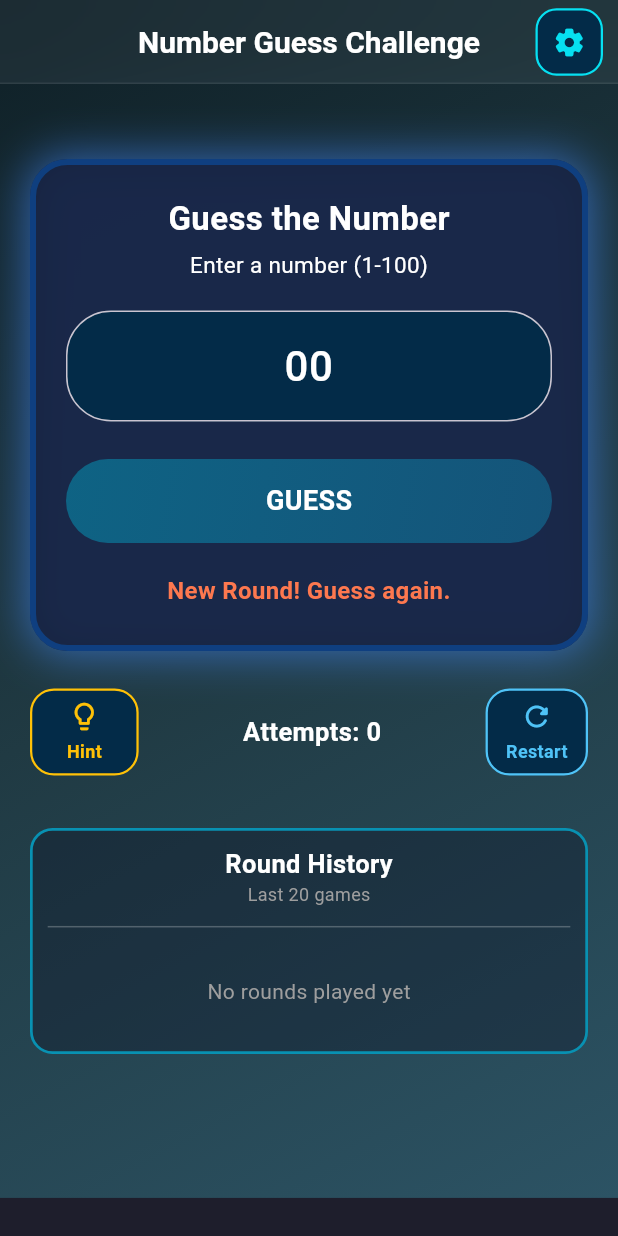
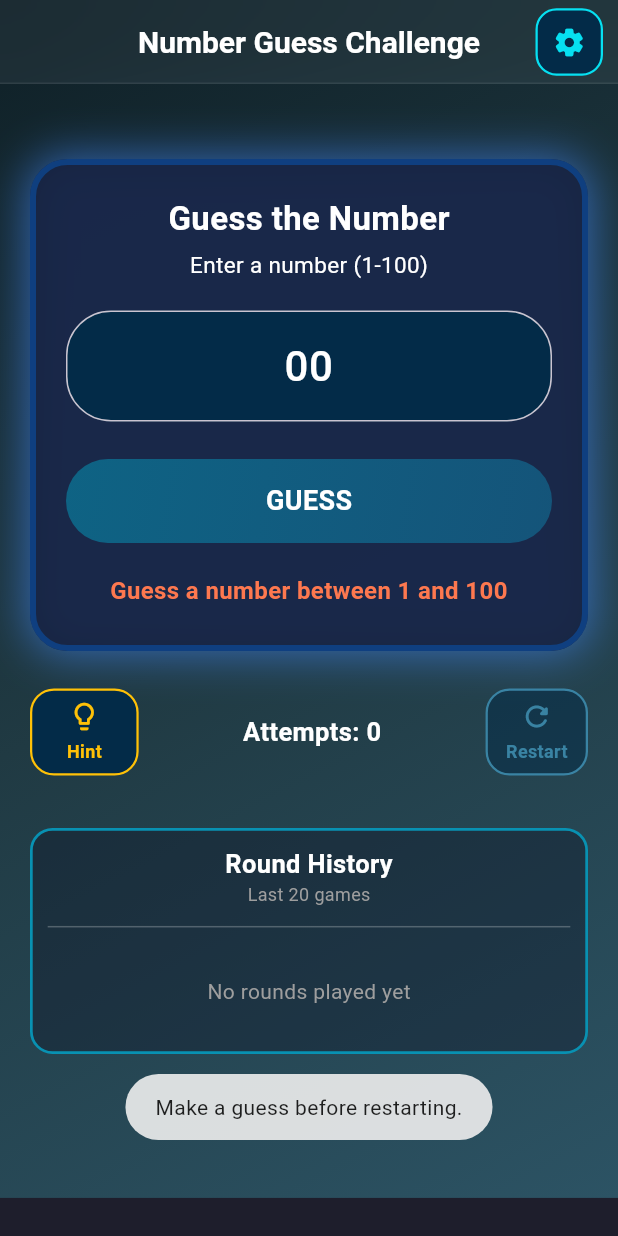
Before and after one commit to subhadip420/number-guess-game, a Flutter app: the screen it shows after launch, after a tap on "Restart", on a phone screen of 412 x 824 dp. Run offline on Flutter 3.47's test engine with Material 3 defaults, Android fonts, the phone set to English and light mode, and no system bars; our stand-ins replace audioplayers, confetti, fluttertoast, google_mobile_ads, shared_preferences; network calls fail.

Commit message:
Disable restart button when attempt is 0.

```diff
--- a/lib/main.dart
+++ b/lib/main.dart
@@ -1034,13 +1034,19 @@ class _GuessGameState extends State<GuessGame>
                         /// RESTART BUTTON
                         GestureDetector(
                           onTap: () async {
-                            // if (_soundEnabled) {
-                            //   await AudioPlayer().play(
-                            //     AssetSource('restart.mp3'),
-                            //   );
-                            // }
+
+                            if (_attempts == 0) {
+                              Fluttertoast.showToast(
+                                msg: "Make a guess before restarting.",
+                              );
+                              return;
+                            }
+
                             _nextRound();
                           },
+                          child: Opacity(
+                            opacity: _attempts == 0 ? 0.5 : 1.0,
+
                             child: Container(
                               padding: const EdgeInsets.symmetric(
                                 horizontal: 12,
@@ -1085,6 +1091,7 @@ class _GuessGameState extends State<GuessGame>
                                     ),
                                   ),
                                 ],
+                              ),
                             ),
                           ),
                         ),
```
Lines whose indentation alone changed are shown as unchanged.
